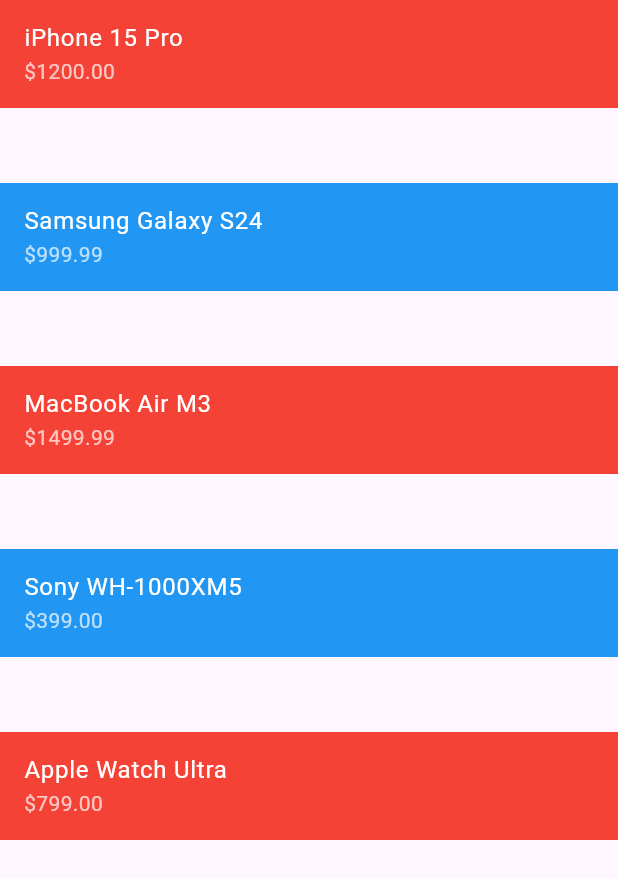
After one commit to MohamedFarid648/flutter_course_notes, a Flutter app: the AppCounter screen opened by its route, after a tap on "Go To Products", on a phone screen of 412 x 824 dp. The commit adds this screen. Shown: the top 879 px of the screen. Run offline on Flutter 3.47's test engine with Material 3 defaults, Android fonts, the phone set to English and light mode, and no system bars; our stand-ins replace flutter_svg.

Commit message:
add list view

```diff
--- a/FlutterProjects/new_flutter_project/lib/config/routes/route_handler.dart
+++ b/FlutterProjects/new_flutter_project/lib/config/routes/route_handler.dart
@@ -2,6 +2,7 @@ import 'package:flutter/material.dart';
 import 'package:new_flutter_project/config/routes/route_names.dart';
 import 'package:new_flutter_project/home_page.dart';
 import 'package:new_flutter_project/widgets/app_counter.dart';
+import 'package:new_flutter_project/widgets/list_products.dart';
 import 'package:new_flutter_project/widgets/splash_screen.dart';
 
 class RouteHandler {
@@ -16,6 +17,8 @@ class RouteHandler {
         );
       case RouteNames.counterScreen:
         return MaterialPageRoute(builder: (context) => const AppCounter());
+      case RouteNames.productsScreen:
+        return MaterialPageRoute(builder: (context) => const ListProducts());
       default:
         return MaterialPageRoute(
           builder: (context) =>
--- a/FlutterProjects/new_flutter_project/lib/config/routes/route_names.dart
+++ b/FlutterProjects/new_flutter_project/lib/config/routes/route_names.dart
@@ -2,4 +2,5 @@ class RouteNames {
   static const String splashScreen = "/";
   static const String homeScreen = "/home";
   static const String counterScreen = "/counter";
+  static const String productsScreen = "/products";
 }
--- /dev/null
+++ b/FlutterProjects/new_flutter_project/lib/data/product.dart
@@ -0,0 +1,46 @@
+class Product {
+  final int id;
+  final String name;
+  final double price;
+  final String imageUrl;
+
+  Product({
+    required this.id,
+    required this.name,
+    required this.price,
+    required this.imageUrl,
+  });
+}
+
+final List<Product> dummyProducts = [
+  Product(
+    id: 1,
+    name: "iPhone 15 Pro",
+    price: 1200.00,
+    imageUrl: "https://via.placeholder.com/150x150.png?text=iPhone+15+Pro",
+  ),
+  Product(
+    id: 2,
+    name: "Samsung Galaxy S24",
+    price: 999.99,
+    imageUrl: "https://via.placeholder.com/150x150.png?text=Galaxy+S24",
+  ),
+  Product(
+    id: 3,
+    name: "MacBook Air M3",
+    price: 1499.99,
+    imageUrl: "https://via.placeholder.com/150x150.png?text=MacBook+Air+M3",
+  ),
+  Product(
+    id: 4,
+    name: "Sony WH-1000XM5",
+    price: 399.00,
+    imageUrl: "https://via.placeholder.com/150x150.png?text=Sony+Headphones",
+  ),
+  Product(
+    id: 5,
+    name: "Apple Watch Ultra",
+    price: 799.00,
+    imageUrl: "https://via.placeholder.com/150x150.png?text=Apple+Watch+Ultra",
+  ),
+];
--- a/FlutterProjects/new_flutter_project/lib/widgets/app_counter.dart
+++ b/FlutterProjects/new_flutter_project/lib/widgets/app_counter.dart
@@ -57,6 +57,15 @@ class _AppCounterState extends State<AppCounter> {
           color: Colors.blue,
           child: Text("Return To Home", style: TextStyle(color: Colors.white)),
         ),
+        sizedBox,
+        MaterialButton(
+          onPressed: () => {
+            //Navigator.canPop(context)
+            Navigator.pushNamed(context, RouteNames.productsScreen),
+          },
+          color: Colors.red,
+          child: Text("Go To Products", style: TextStyle(color: Colors.white)),
+        ),
       ],
     );
   }
--- /dev/null
+++ b/FlutterProjects/new_flutter_project/lib/widgets/list_products.dart
@@ -0,0 +1,57 @@
+import 'package:flutter/material.dart';
+import 'package:new_flutter_project/data/product.dart';
+
+class ListProducts extends StatelessWidget {
+  const ListProducts({super.key});
+
+  @override
+  Widget build(BuildContext context) {
+    const sizedBox = SizedBox(height: 12);
+
+    return Scaffold(
+      body: ListView.separated(
+        //ListView.builder without seperated , so you should use column to add container then seperated
+        separatorBuilder: (context, index) => SizedBox(height: 50),
+        itemCount: dummyProducts.length,
+        itemBuilder: (context, index) {
+          final product = dummyProducts[index];
+          final isEven = index % 2 == 0;
+          return Container(
+            color: isEven ? Colors.red : Colors.blue,
+            child: ListTile(
+              //leading: Image.network(product.imageUrl),
+              title: Text(
+                product.name,
+                style: const TextStyle(color: Colors.white),
+              ),
+              subtitle: Text(
+                "\$${product.price.toStringAsFixed(2)}",
+                style: const TextStyle(color: Colors.white70),
+              ),
+            ),
+          );
+        },
+      ),
+
+      /*SingleChildScrollView(
+        scrollDirection: Axis.vertical, //for Column ,
+        //scrollDirection: Axis.horizontal, //for Row ,
+        child: Column(
+          children: [
+            Container(height: 100, width: 100, color: Colors.blue),
+            sizedBox,
+
+            Container(height: 100, width: 100, color: Colors.red),
+            sizedBox,
+
+            Container(height: 100, width: 100, color: Colors.blue),
+            sizedBox,
+
+            Container(height: 100, width: 100, color: Colors.red),
+            sizedBox,
+          ],
+        ),
+      ),*/
+    );
+  }
+}
--- a/Sessions Notes/record20_flutter4.dart
+++ b/Sessions Notes/record20_flutter4.dart
@@ -62,3 +62,27 @@ When you go from (home) to (about), you should set untill condition otherwise it
     onGenerateRoute: RouteHandler.generateRoute,
 
  */
+
+/*
+*C. List Items
+
+*1.SingleChildCrollView: like window has single child (column,row) and this child has a lot of childern
+*Not good for display products,posts,...( use ListView for them)
+*Use it for form that you afraid of it go out of screen.
+
+
+*2. ListView :it has a lot of childern (scroll of items)
+ good for different items
+
+ *3.
+ *ListView.builder(use column to set size box to seperate between items)
+  *ListView.seperated(for seperating between items):
+   *both of them for similar items (products, posts,...)
+ */
+
+/*
+*D.
+If you have column that has list view and other childern:
+* you sould set listview in sizedbox as its parent
+*or set it in expander (it will take the childern their size then take the other size for list view)
+ */
```
